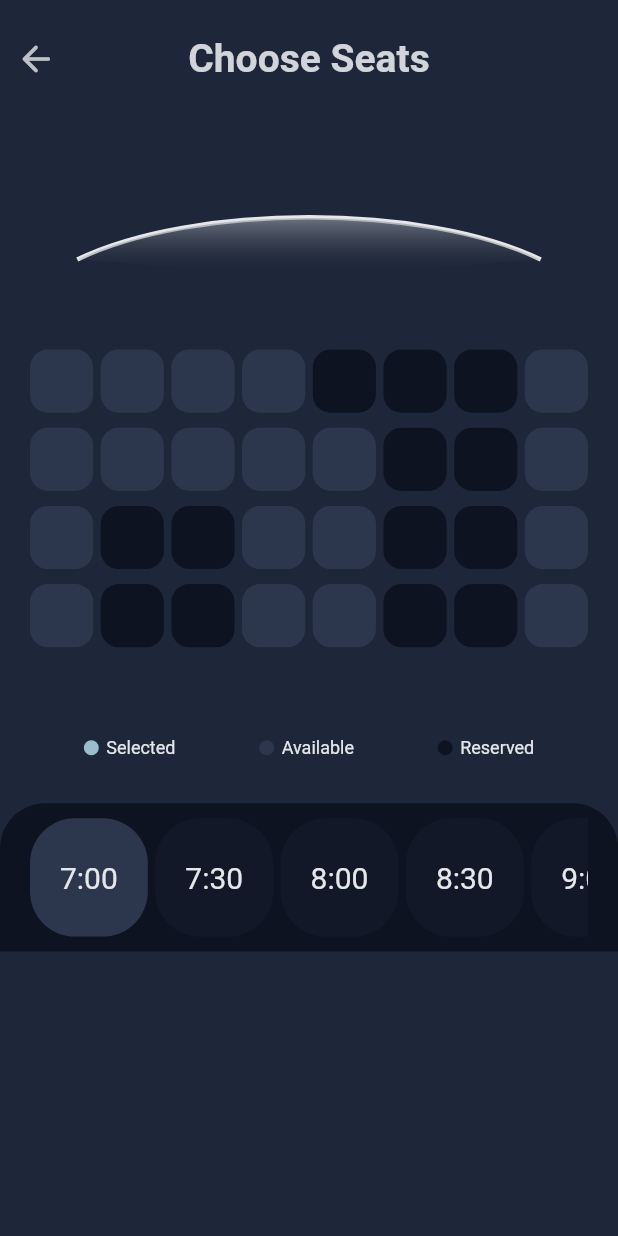
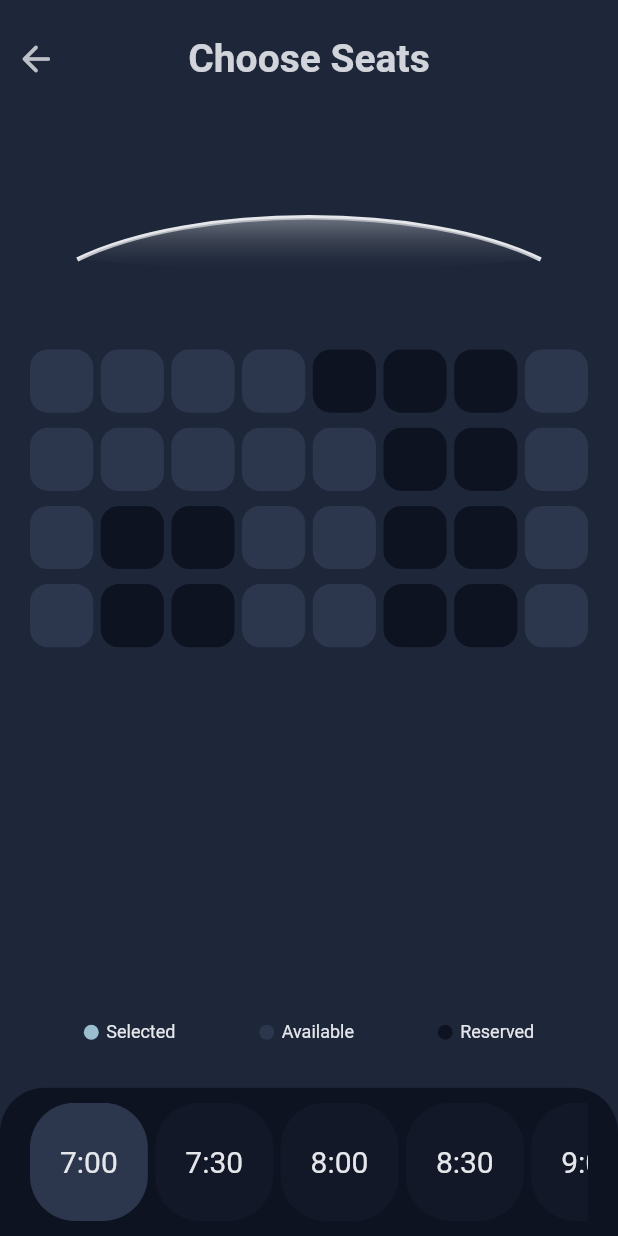
Before and after one commit to MatthieuNadeau96/movie_theater, a Flutter app: the SeatScreen screen opened directly, on a phone screen of 412 x 824 dp. Run offline on Flutter 3.47's test engine with Material 2 defaults, Android fonts, the phone set to English and light mode, and no system bars; our stand-ins replace auto_size_text, carousel_slider, dio, flare_flutter, rxdart; network calls fail.

Commit message:
Fixed seat screen responsiveness

```diff
--- a/lib/screens/seat_screen.dart
+++ b/lib/screens/seat_screen.dart
@@ -30,9 +30,10 @@ class _SeatScreenState extends State<SeatScreen> {
     final seatWidth = (deviceSize.width) / 8;
     return Scaffold(
       backgroundColor: Theme.of(context).primaryColor,
-      body: SafeArea(
-        child: SingleChildScrollView(
-          child: Container(
+      body: SingleChildScrollView(
+        child: Container(
+          height: deviceSize.height,
+          child: SafeArea(
             child: Column(
               children: [
                 SizedBox(height: 15),
@@ -131,7 +132,7 @@ class _SeatScreenState extends State<SeatScreen> {
                     ),
                   ),
                 ),
-                SizedBox(height: 60),
+                Spacer(flex: 1),
                 Row(
                   mainAxisAlignment: MainAxisAlignment.spaceEvenly,
                   children: [
```
Also changed, not shown: 1 other file.
